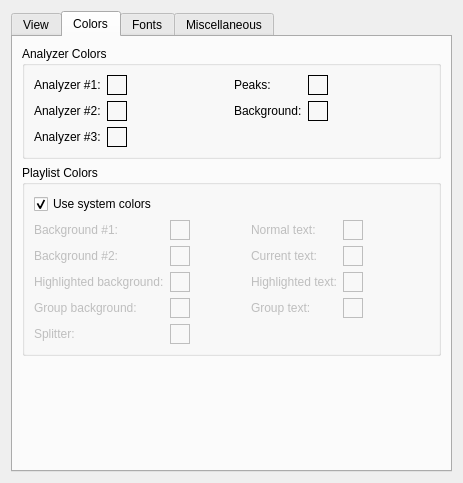
ksv1986/qmmp-staging, file src/plugins/Ui/qsui/forms/qsuisettings.ui: the form before one commit.
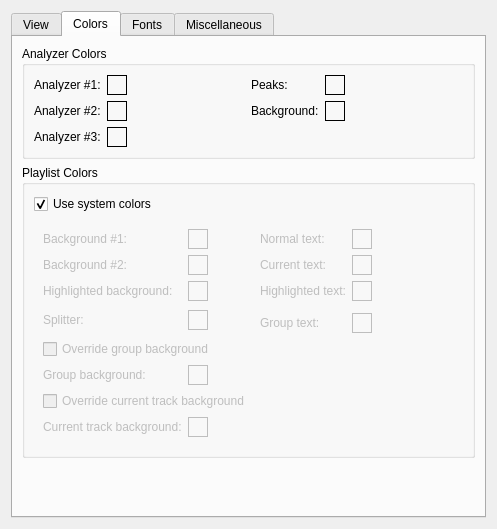
The form after the commit. The open tabs and pages were chosen to show the change. Custom widgets are drawn as their Qt base class.

Commit message: qsui: added feature to override track background color (#1014)

The edit to the form file:
```diff
--- a/src/plugins/Ui/qsui/forms/qsuisettings.ui
+++ b/src/plugins/Ui/qsui/forms/qsuisettings.ui
@@ -6,8 +6,8 @@
    <rect>
     <x>0</x>
     <y>0</y>
-    <width>463</width>
-    <height>483</height>
+    <width>497</width>
+    <height>529</height>
    </rect>
   </property>
   <property name="windowTitle">
@@ -184,7 +184,7 @@
       <attribute name="title">
        <string>Colors</string>
       </attribute>
-      <layout class="QVBoxLayout" name="verticalLayout_7">
+      <layout class="QVBoxLayout" name="verticalLayout_8">
        <item>
         <widget class="QGroupBox" name="groupBox_4">
          <property name="title">
@@ -404,7 +404,7 @@
          <property name="title">
           <string>Playlist Colors</string>
          </property>
-         <layout class="QVBoxLayout" name="_2">
+         <layout class="QVBoxLayout" name="verticalLayout_7">
           <item>
            <widget class="QCheckBox" name="plSystemColorsCheckBox">
             <property name="text">
@@ -421,56 +421,6 @@
              <bool>false</bool>
             </property>
             <layout class="QGridLayout" name="gridLayout_2">
-             <property name="margin">
-              <number>0</number>
-             </property>
-             <item row="3" column="1">
-              <widget class="ColorWidget" name="plGrBgColor">
-               <property name="sizePolicy">
-                <sizepolicy hsizetype="Fixed" vsizetype="Fixed">
-                 <horstretch>0</horstretch>
-                 <verstretch>0</verstretch>
-                </sizepolicy>
-               </property>
-               <property name="minimumSize">
-                <size>
-                 <width>20</width>
-                 <height>20</height>
-                </size>
-               </property>
-               <property name="frameShape">
-                <enum>QFrame::Box</enum>
-               </property>
-               <property name="frameShadow">
-                <enum>QFrame::Plain</enum>
-               </property>
-              </widget>
-             </item>
-             <item row="2" column="1">
-              <widget class="ColorWidget" name="plHlColor">
-               <property name="sizePolicy">
-                <sizepolicy hsizetype="Fixed" vsizetype="Fixed">
-                 <horstretch>0</horstretch>
-                 <verstretch>0</verstretch>
-                </sizepolicy>
-               </property>
-               <property name="minimumSize">
-                <size>
-                 <width>20</width>
-                 <height>20</height>
-                </size>
-               </property>
-               <property name="maximumSize">
-                <size>
-                 <width>20</width>
-                 <height>20</height>
-                </size>
-               </property>
-               <property name="frameShape">
-                <enum>QFrame::Box</enum>
-               </property>
-              </widget>
-             </item>
              <item row="0" column="0">
               <widget class="QLabel" name="label_7">
                <property name="text">
@@ -478,15 +428,8 @@
                </property>
               </widget>
              </item>
-             <item row="2" column="3">
-              <widget class="QLabel" name="label_12">
-               <property name="text">
-                <string>Highlighted text:</string>
-               </property>
-              </widget>
-             </item>
-             <item row="1" column="1">
-              <widget class="ColorWidget" name="plBg2Color">
+             <item row="0" column="1">
+              <widget class="ColorWidget" name="plBg1Color">
                <property name="sizePolicy">
                 <sizepolicy hsizetype="Fixed" vsizetype="Fixed">
                  <horstretch>0</horstretch>
@@ -510,35 +453,27 @@
                </property>
               </widget>
              </item>
-             <item row="3" column="0">
-              <widget class="QLabel" name="label_14">
-               <property name="text">
-                <string>Group background:</string>
+             <item row="0" column="2" rowspan="5" colspan="2">
+              <spacer name="horizontalSpacer_5">
+               <property name="orientation">
+                <enum>Qt::Horizontal</enum>
                </property>
-              </widget>
-             </item>
-             <item row="3" column="3">
-              <widget class="QLabel" name="label_15">
-               <property name="text">
-                <string>Group text:</string>
+               <property name="sizeHint" stdset="0">
+                <size>
+                 <width>40</width>
+                 <height>43</height>
+                </size>
                </property>
-              </widget>
+              </spacer>
              </item>
-             <item row="2" column="0">
-              <widget class="QLabel" name="label_9">
-               <property name="text">
-                <string>Highlighted background:</string>
-               </property>
-              </widget>
-             </item>
-             <item row="0" column="3">
+             <item row="0" column="4" colspan="2">
               <widget class="QLabel" name="label_10">
                <property name="text">
                 <string>Normal text:</string>
                </property>
               </widget>
              </item>
-             <item row="0" column="4">
+             <item row="0" column="6">
               <widget class="ColorWidget" name="plTextNormalColor">
                <property name="sizePolicy">
                 <sizepolicy hsizetype="Fixed" vsizetype="Fixed">
@@ -563,32 +498,7 @@
                </property>
               </widget>
              </item>
-             <item row="0" column="1">
-              <widget class="ColorWidget" name="plBg1Color">
-               <property name="sizePolicy">
-                <sizepolicy hsizetype="Fixed" vsizetype="Fixed">
-                 <horstretch>0</horstretch>
-                 <verstretch>0</verstretch>
-                </sizepolicy>
-               </property>
-               <property name="minimumSize">
-                <size>
-                 <width>20</width>
-                 <height>20</height>
-                </size>
-               </property>
-               <property name="maximumSize">
-                <size>
-                 <width>20</width>
-                 <height>20</height>
-                </size>
-               </property>
-               <property name="frameShape">
-                <enum>QFrame::Box</enum>
-               </property>
-              </widget>
-             </item>
-             <item row="0" column="5" rowspan="4">
+             <item row="0" column="7" rowspan="5">
               <spacer name="horizontalSpacer_6">
                <property name="orientation">
                 <enum>Qt::Horizontal</enum>
@@ -601,44 +511,6 @@
                </property>
               </spacer>
              </item>
-             <item row="1" column="4">
-              <widget class="ColorWidget" name="plTextCurrentColor">
-               <property name="sizePolicy">
-                <sizepolicy hsizetype="Fixed" vsizetype="Fixed">
-                 <horstretch>0</horstretch>
-                 <verstretch>0</verstretch>
-                </sizepolicy>
-               </property>
-               <property name="minimumSize">
-                <size>
-                 <width>20</width>
-                 <height>20</height>
-                </size>
-               </property>
-               <property name="maximumSize">
-                <size>
-                 <width>20</width>
-                 <height>20</height>
-                </size>
-               </property>
-               <property name="frameShape">
-                <enum>QFrame::Box</enum>
-               </property>
-              </widget>
-             </item>
-             <item row="0" column="2" rowspan="4">
-              <spacer name="horizontalSpacer_5">
-               <property name="orientation">
-                <enum>Qt::Horizontal</enum>
-               </property>
-               <property name="sizeHint" stdset="0">
-                <size>
-                 <width>40</width>
-                 <height>43</height>
-                </size>
-               </property>
-              </spacer>
-             </item>
              <item row="1" column="0">
               <widget class="QLabel" name="label_8">
                <property name="text">
@@ -646,15 +518,40 @@
                </property>
               </widget>
              </item>
-             <item row="1" column="3">
+             <item row="1" column="1">
+              <widget class="ColorWidget" name="plBg2Color">
+               <property name="sizePolicy">
+                <sizepolicy hsizetype="Fixed" vsizetype="Fixed">
+                 <horstretch>0</horstretch>
+                 <verstretch>0</verstretch>
+                </sizepolicy>
+               </property>
+               <property name="minimumSize">
+                <size>
+                 <width>20</width>
+                 <height>20</height>
+                </size>
+               </property>
+               <property name="maximumSize">
+                <size>
+                 <width>20</width>
+                 <height>20</height>
+                </size>
+               </property>
+               <property name="frameShape">
+                <enum>QFrame::Box</enum>
+               </property>
+              </widget>
+             </item>
+             <item row="1" column="4" colspan="2">
               <widget class="QLabel" name="label_11">
                <property name="text">
                 <string>Current text:</string>
                </property>
               </widget>
              </item>
-             <item row="3" column="4">
-              <widget class="ColorWidget" name="plGrTextColor">
+             <item row="1" column="6">
+              <widget class="ColorWidget" name="plTextCurrentColor">
                <property name="sizePolicy">
                 <sizepolicy hsizetype="Fixed" vsizetype="Fixed">
                  <horstretch>0</horstretch>
@@ -667,15 +564,57 @@
                  <height>20</height>
                 </size>
                </property>
+               <property name="maximumSize">
+                <size>
+                 <width>20</width>
+                 <height>20</height>
+                </size>
+               </property>
                <property name="frameShape">
                 <enum>QFrame::Box</enum>
                </property>
-               <property name="frameShadow">
-                <enum>QFrame::Plain</enum>
+              </widget>
+             </item>
+             <item row="2" column="0">
+              <widget class="QLabel" name="label_9">
+               <property name="text">
+                <string>Highlighted background:</string>
                </property>
               </widget>
              </item>
-             <item row="2" column="4">
+             <item row="2" column="1">
+              <widget class="ColorWidget" name="plHlColor">
+               <property name="sizePolicy">
+                <sizepolicy hsizetype="Fixed" vsizetype="Fixed">
+                 <horstretch>0</horstretch>
+                 <verstretch>0</verstretch>
+                </sizepolicy>
+               </property>
+               <property name="minimumSize">
+                <size>
+                 <width>20</width>
+                 <height>20</height>
+                </size>
+               </property>
+               <property name="maximumSize">
+                <size>
+                 <width>20</width>
+                 <height>20</height>
+                </size>
+               </property>
+               <property name="frameShape">
+                <enum>QFrame::Box</enum>
+               </property>
+              </widget>
+             </item>
+             <item row="2" column="4" colspan="2">
+              <widget class="QLabel" name="label_12">
+               <property name="text">
+                <string>Highlighted text:</string>
+               </property>
+              </widget>
+             </item>
+             <item row="2" column="6">
               <widget class="ColorWidget" name="plTextHlCurrentColor">
                <property name="sizePolicy">
                 <sizepolicy hsizetype="Fixed" vsizetype="Fixed">
@@ -703,14 +642,14 @@
                </property>
               </widget>
              </item>
-             <item row="4" column="0">
+             <item row="3" column="0" rowspan="2">
               <widget class="QLabel" name="label_19">
                <property name="text">
                 <string>Splitter:</string>
                </property>
               </widget>
              </item>
-             <item row="4" column="1">
+             <item row="3" column="1" rowspan="2">
               <widget class="ColorWidget" name="plSplitterColor">
                <property name="sizePolicy">
                 <sizepolicy hsizetype="Fixed" vsizetype="Fixed">
@@ -744,6 +683,145 @@
                </property>
               </widget>
              </item>
+             <item row="4" column="4" colspan="2">
+              <widget class="QLabel" name="label_15">
+               <property name="text">
+                <string>Group text:</string>
+               </property>
+              </widget>
+             </item>
+             <item row="4" column="6">
+              <widget class="ColorWidget" name="plGrTextColor">
+               <property name="sizePolicy">
+                <sizepolicy hsizetype="Fixed" vsizetype="Fixed">
+                 <horstretch>0</horstretch>
+                 <verstretch>0</verstretch>
+                </sizepolicy>
+               </property>
+               <property name="minimumSize">
+                <size>
+                 <width>20</width>
+                 <height>20</height>
+                </size>
+               </property>
+               <property name="frameShape">
+                <enum>QFrame::Box</enum>
+               </property>
+               <property name="frameShadow">
+                <enum>QFrame::Plain</enum>
+               </property>
+              </widget>
+             </item>
+             <item row="6" column="0">
+              <widget class="QLabel" name="label_14">
+               <property name="enabled">
+                <bool>false</bool>
+               </property>
+               <property name="text">
+                <string>Group background:</string>
+               </property>
+              </widget>
+             </item>
+             <item row="6" column="1">
+              <widget class="ColorWidget" name="plGrBgColor">
+               <property name="enabled">
+                <bool>false</bool>
+               </property>
+               <property name="sizePolicy">
+                <sizepolicy hsizetype="Fixed" vsizetype="Fixed">
+                 <horstretch>0</horstretch>
+                 <verstretch>0</verstretch>
+                </sizepolicy>
+               </property>
+               <property name="minimumSize">
+                <size>
+                 <width>20</width>
+                 <height>20</height>
+                </size>
+               </property>
+               <property name="frameShape">
+                <enum>QFrame::Box</enum>
+               </property>
+               <property name="frameShadow">
+                <enum>QFrame::Plain</enum>
+               </property>
+              </widget>
+             </item>
+             <item row="7" column="0" colspan="5">
+              <widget class="QCheckBox" name="plOverrideCurrentBgCheckBox">
+               <property name="text">
+                <string>Override current track background</string>
+               </property>
+              </widget>
+             </item>
+             <item row="8" column="0">
+              <widget class="QLabel" name="label_20">
+               <property name="enabled">
+                <bool>false</bool>
+               </property>
+               <property name="text">
+                <string>Current track background:</string>
+               </property>
+              </widget>
+             </item>
+             <item row="8" column="1">
+              <widget class="ColorWidget" name="plCurrentTrackBgColor">
+               <property name="enabled">
+                <bool>false</bool>
+               </property>
+               <property name="sizePolicy">
+                <sizepolicy hsizetype="Fixed" vsizetype="Fixed">
+                 <horstretch>0</horstretch>
+                 <verstretch>0</verstretch>
+                </sizepolicy>
+               </property>
+               <property name="minimumSize">
+                <size>
+                 <width>20</width>
+                 <height>20</height>
+                </size>
+               </property>
+               <property name="frameShape">
+                <enum>QFrame::Box</enum>
+               </property>
+               <property name="frameShadow">
+                <enum>QFrame::Plain</enum>
+               </property>
+              </widget>
+             </item>
+             <item row="5" column="0" colspan="8">
+              <widget class="QCheckBox" name="plOverrideGroupBgCheckBox">
+               <property name="text">
+                <string>Override group background</string>
+               </property>
+              </widget>
+             </item>
+             <item row="6" column="4" colspan="4">
+              <spacer name="horizontalSpacer_9">
+               <property name="orientation">
+                <enum>Qt::Horizontal</enum>
+               </property>
+               <property name="sizeHint" stdset="0">
+                <size>
+                 <width>110</width>
+                 <height>20</height>
+                </size>
+               </property>
+              </spacer>
+             </item>
+             <item row="8" column="4" colspan="4">
+              <spacer name="horizontalSpacer_10">
+               <property name="orientation">
+                <enum>Qt::Horizontal</enum>
+               </property>
+               <property name="sizeHint" stdset="0">
+                <size>
+                 <width>189</width>
+                 <height>20</height>
+                </size>
+               </property>
+              </spacer>
+             </item>
             </layout>
            </widget>
           </item>
```
Left out of the diff: 84 changed lines with no effect on the pictures. The commit also changes 3 other files.
